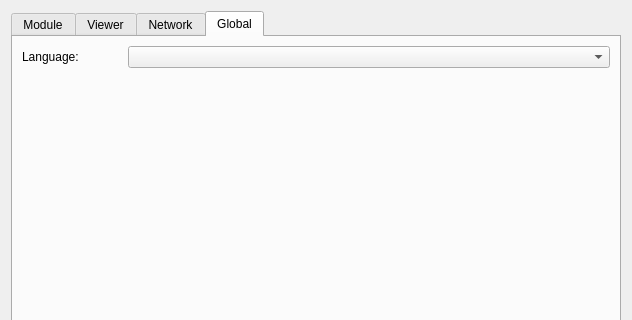
Before: the Qt Designer form src/gui/dialogs/settings/settings.ui in axsapronov/QSopherim, drawn with Qt 5; both pictures show x 0 to 632 and y 0 to 320 of the 632 by 503 pixel window.
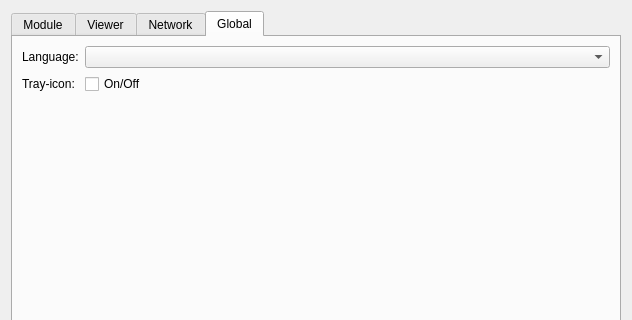
After: the same form once the commit is applied. The open tabs and pages were chosen to show the change.

The edit to the form file:
```diff
--- a/src/gui/dialogs/settings/settings.ui
+++ b/src/gui/dialogs/settings/settings.ui
@@ -296,7 +296,7 @@
       <attribute name="title">
        <string>Global</string>
       </attribute>
-      <layout class="QGridLayout" name="gridLayout_2">
+      <layout class="QFormLayout" name="formLayout_2">
        <item row="0" column="0">
         <widget class="QLabel" name="label">
          <property name="maximumSize">
@@ -313,7 +313,21 @@
        <item row="0" column="1">
         <widget class="QComboBox" name="comBLanguage"/>
        </item>
+       <item row="1" column="0">
+        <widget class="QLabel" name="label_11">
+         <property name="text">
+          <string>Tray-icon:</string>
+         </property>
+        </widget>
+       </item>
        <item row="1" column="1">
+        <widget class="QCheckBox" name="chBGuiTray">
+         <property name="text">
+          <string>On/Off</string>
+         </property>
+        </widget>
+       </item>
+       <item row="2" column="1">
         <spacer name="verticalSpacer">
          <property name="orientation">
           <enum>Qt::Vertical</enum>
```
